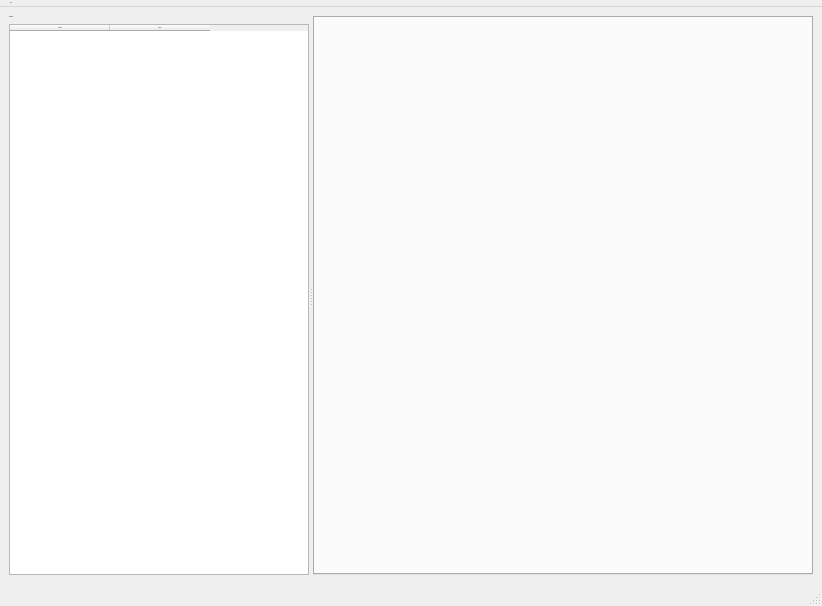
Qt form src/widgets/disassembler.ui (connor-ms/RDRasm) before a commit.
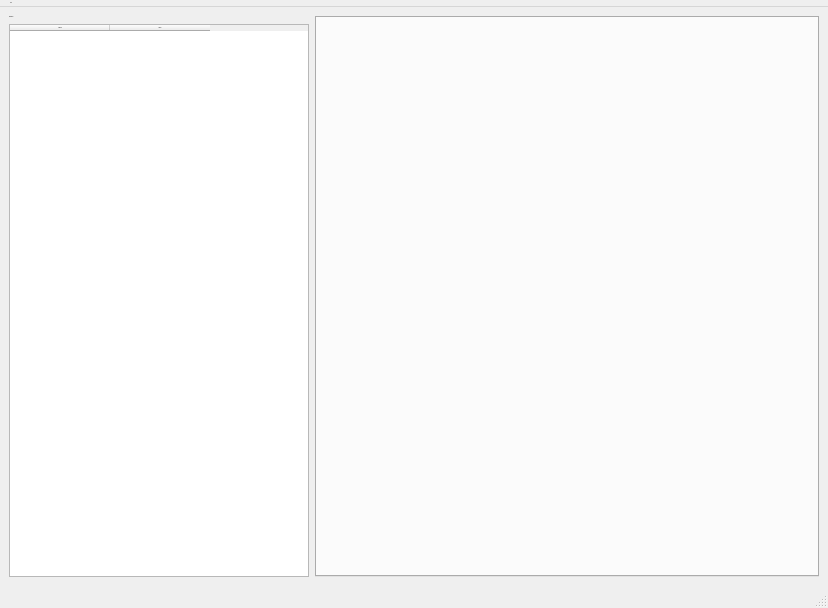
The same form after that commit.

```diff
--- a/src/widgets/disassembler.ui
+++ b/src/widgets/disassembler.ui
@@ -6,8 +6,8 @@
    <rect>
     <x>0</x>
     <y>0</y>
-    <width>806</width>
-    <height>606</height>
+    <width>828</width>
+    <height>608</height>
    </rect>
   </property>
   <property name="font">
@@ -28,11 +28,6 @@
    </property>
    <layout class="QHBoxLayout" name="horizontalLayout">
     <item>
-     <widget class="QSplitter" name="splitter">
-      <property name="orientation">
-       <enum>Qt::Horizontal</enum>
-      </property>
-      <widget class="QWidget" name="verticalLayoutWidget">
        <layout class="QVBoxLayout" name="verticalLayout">
         <property name="leftMargin">
          <number>0</number>
@@ -40,7 +35,7 @@
         <item>
          <widget class="QLabel" name="lblFunctions">
           <property name="sizePolicy">
-           <sizepolicy hsizetype="Expanding" vsizetype="Fixed">
+         <sizepolicy hsizetype="Maximum" vsizetype="Fixed">
             <horstretch>0</horstretch>
             <verstretch>0</verstretch>
            </sizepolicy>
@@ -71,7 +66,7 @@
           </property>
           <property name="maximumSize">
            <size>
-            <width>16777215</width>
+          <width>300</width>
             <height>16777215</height>
            </size>
           </property>
@@ -112,14 +107,15 @@
          </widget>
         </item>
        </layout>
-      </widget>
-      <widget class="QWidget" name="verticalLayoutWidget_2">
-       <layout class="QVBoxLayout" name="verticalLayout_2">
-        <property name="leftMargin">
-         <number>0</number>
-        </property>
+    </item>
         <item>
          <widget class="QTabWidget" name="tabWidget">
+      <property name="sizePolicy">
+       <sizepolicy hsizetype="Preferred" vsizetype="Expanding">
+        <horstretch>0</horstretch>
+        <verstretch>0</verstretch>
+       </sizepolicy>
+      </property>
           <property name="minimumSize">
            <size>
             <width>500</width>
@@ -138,16 +134,12 @@
         </item>
        </layout>
       </widget>
-     </widget>
-    </item>
-   </layout>
-  </widget>
   <widget class="QMenuBar" name="menubar">
    <property name="geometry">
     <rect>
      <x>0</x>
      <y>0</y>
-     <width>806</width>
+     <width>828</width>
      <height>19</height>
     </rect>
    </property>
```
Lines whose indentation alone changed are shown as unchanged.
